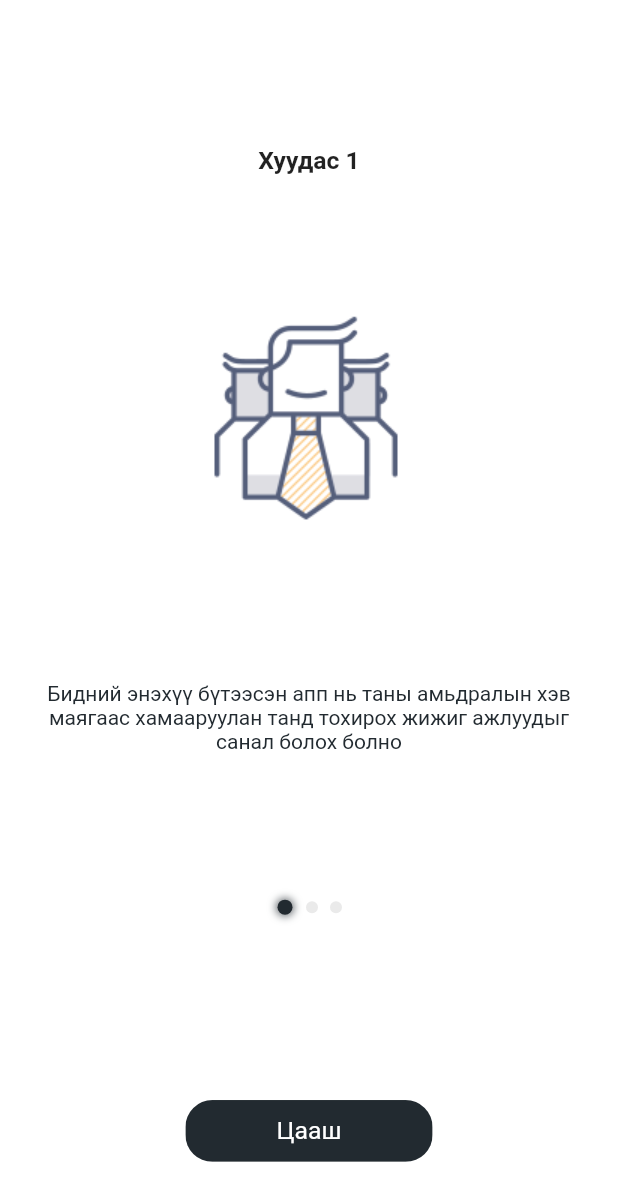
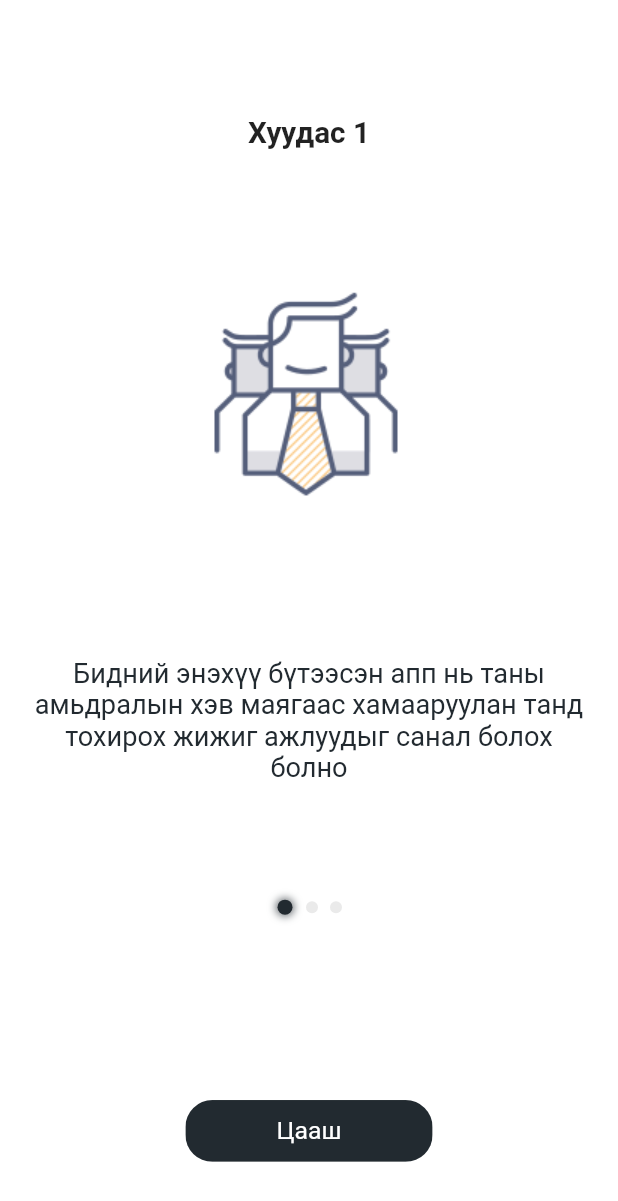
Before and after one commit to Guneee/palo_bagsh, a Flutter app: the screen it shows after launch, on a phone screen of 412 x 824 dp. Shown: the top 1201 px of the screen. Run offline on Flutter 3.47's test engine with Material 2 defaults, Android fonts, the phone set to English and light mode, and no system bars; our stand-ins replace confetti, currency_text_input_formatter, firebase_auth, firebase_core, flutter_otp_text_field, flutter_staggered_animations and 6 more; missing offline and left inert: background_fetch, flutter_isolate, multi_image_picker2; accounts and stored records are empty.

Commit message:
last update

```diff
--- a/lib/pages/splash_page.dart
+++ b/lib/pages/splash_page.dart
@@ -153,7 +153,7 @@ class _SplashPageState extends State<SplashPage> {
           Text(
             "Хуудас 1",
             style: TextStyle(
-              fontSize: height * 0.02,
+              fontSize: height * 0.024,
               fontWeight: FontWeight.bold,
             ),
           ),
@@ -172,7 +172,7 @@ class _SplashPageState extends State<SplashPage> {
               textAlign: TextAlign.center,
               style: TextStyle(
                 color: kPrimaryColor,
-                fontSize: height * 0.017,
+                fontSize: height * 0.022,
               ),
             ),
           ),
@@ -184,7 +184,7 @@ class _SplashPageState extends State<SplashPage> {
           Text(
             "Хуудас 2",
             style: TextStyle(
-              fontSize: height * 0.02,
+              fontSize: height * 0.024,
               fontWeight: FontWeight.bold,
             ),
           ),
@@ -203,7 +203,7 @@ class _SplashPageState extends State<SplashPage> {
               textAlign: TextAlign.center,
               style: TextStyle(
                 color: kPrimaryColor,
-                fontSize: height * 0.017,
+                fontSize: height * 0.022,
               ),
             ),
           ),
@@ -215,7 +215,7 @@ class _SplashPageState extends State<SplashPage> {
           Text(
             "Хуудас 3",
             style: TextStyle(
-              fontSize: height * 0.02,
+              fontSize: height * 0.024,
               fontWeight: FontWeight.bold,
             ),
           ),
@@ -234,7 +234,7 @@ class _SplashPageState extends State<SplashPage> {
               textAlign: TextAlign.center,
               style: TextStyle(
                 color: kPrimaryColor,
-                fontSize: height * 0.017,
+                fontSize: height * 0.022,
               ),
             ),
           ),
```
Also changed, not shown: lib/pages/auth/register_page.dart (+1 -14 lines), 2 other files.
